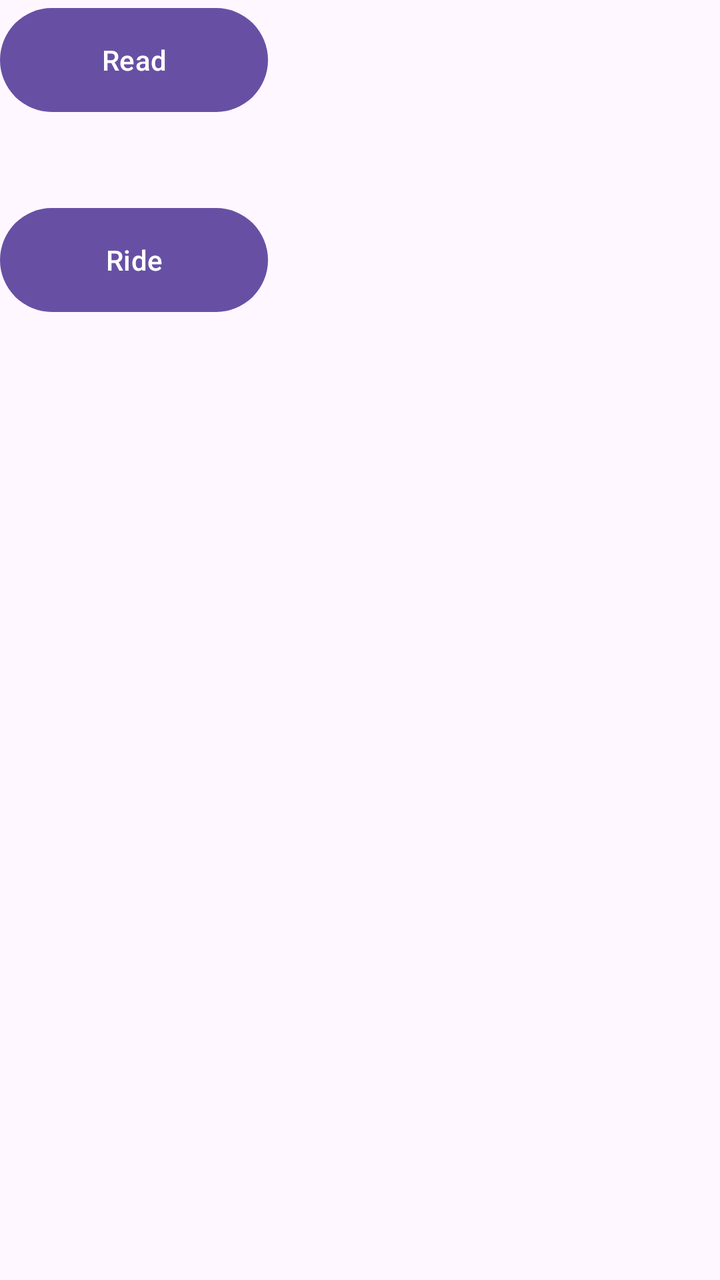
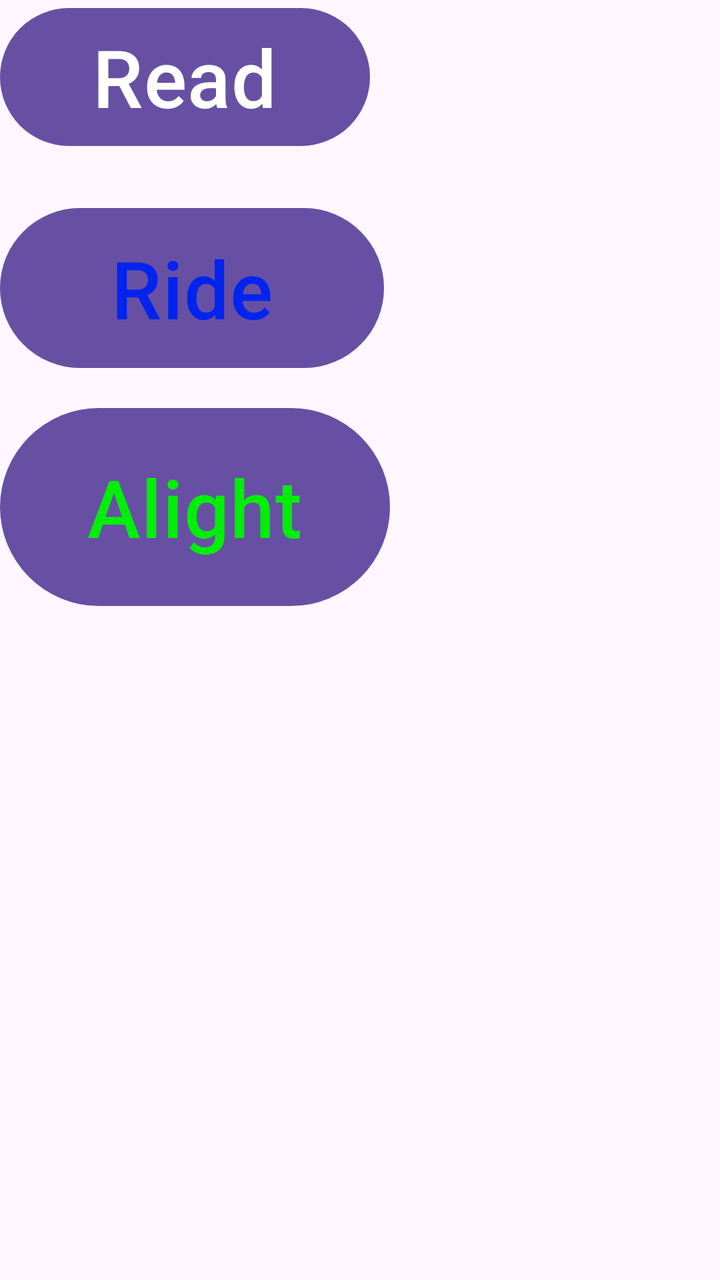

An Android layout rendered at two revisions. The XML below is the earlier revision; the diff shows what the commit changed to produce the second picture.
<!-- AndroidManifest.xml: activity theme Theme.SDK -->
<!-- res/layout/activity_main.xml -->
<?xml version="1.0" encoding="utf-8"?>
<RelativeLayout xmlns:android="http://schemas.android.com/apk/res/android"
    xmlns:app="http://schemas.android.com/apk/res-auto"
    xmlns:tools="http://schemas.android.com/tools"
    android:layout_width="match_parent"
    android:layout_height="match_parent"
    android:fitsSystemWindows="true"
    tools:context=".MainActivity">


    <Button
        android:id="@+id/read"
        android:layout_width="134dp"
        android:layout_height="60dp"
        android:text="Read" />

    <Button
        android:id="@+id/ride"
        android:layout_marginTop="100dp"
        android:layout_width="134dp"
        android:layout_height="60dp"
        android:text="Ride" />
</RelativeLayout>
<!-- resources referenced by this layout -->
<resources>
  <style name="Theme.SDK" parent="Base.Theme.SDK" />
  <style name="Base.Theme.SDK" parent="Theme.Material3.DayNight.NoActionBar">
          
          
      </style>
</resources>

<!-- the commit's change to res/layout/activity_main.xml (unified diff, before → after) -->
@@ -1,6 +1,5 @@
 <?xml version="1.0" encoding="utf-8"?>
 <RelativeLayout xmlns:android="http://schemas.android.com/apk/res/android"
-    xmlns:app="http://schemas.android.com/apk/res-auto"
     xmlns:tools="http://schemas.android.com/tools"
     android:layout_width="match_parent"
     android:layout_height="match_parent"
@@ -10,14 +9,26 @@
 
     <Button
         android:id="@+id/read"
-        android:layout_width="134dp"
-        android:layout_height="60dp"
+        android:layout_width="185dp"
+        android:layout_height="77dp"
+        android:textSize="40dp"
         android:text="Read" />
 
     <Button
         android:id="@+id/ride"
+        android:layout_width="192dp"
+        android:layout_height="88dp"
         android:layout_marginTop="100dp"
-        android:layout_width="134dp"
-        android:layout_height="60dp"
-        android:text="Ride" />
+        android:text="Ride"
+        android:textSize="40dp"
+        android:textColor="#0024EE" />
+
+    <Button
+        android:id="@+id/alight"
+        android:layout_width="195dp"
+        android:layout_height="107dp"
+        android:layout_marginTop="200dp"
+        android:text="Alight"
+        android:textSize="40dp"
+        android:textColor="#00EE08" />
 </RelativeLayout>
